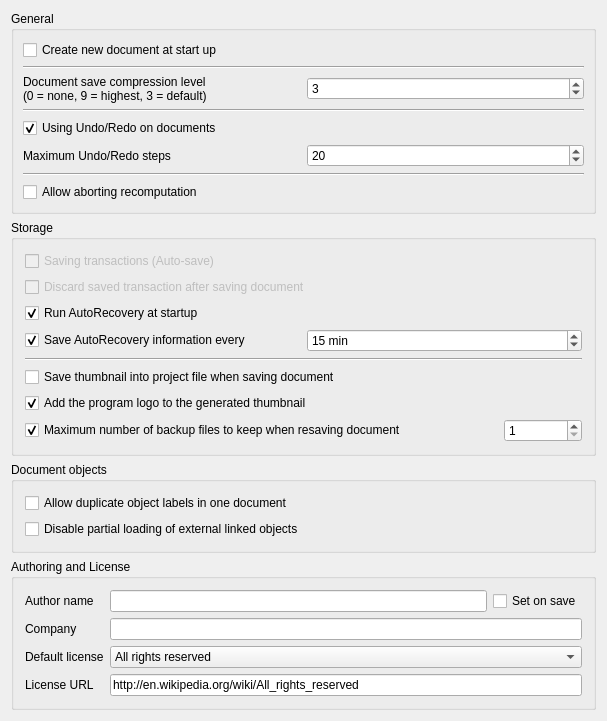
Before: the Qt Designer form src/Gui/DlgSettingsDocument.ui in berndhahnebach/All_FreeCAD, drawn with Qt 5.
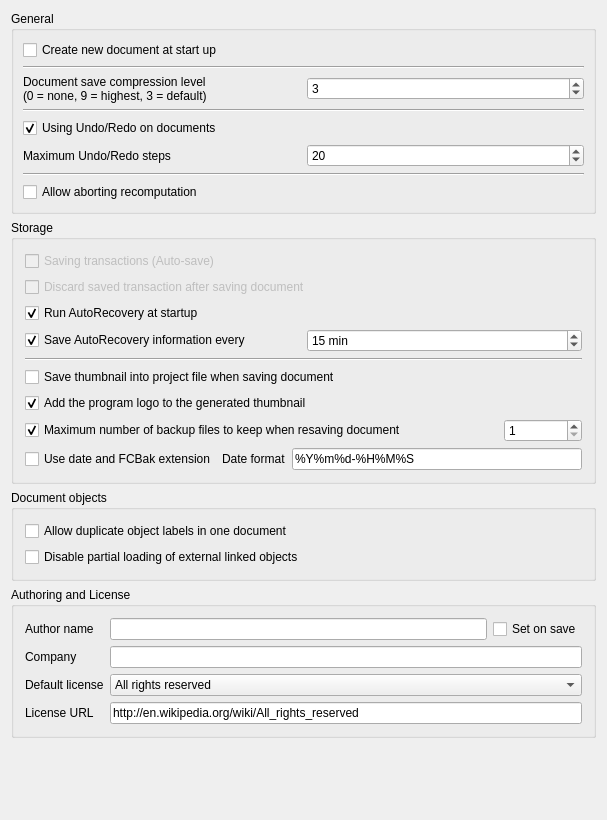
After: the same form once the commit is applied. Custom widgets are drawn as their Qt base class.

What changed in the file:
```diff
--- a/src/Gui/DlgSettingsDocument.ui
+++ b/src/Gui/DlgSettingsDocument.ui
@@ -7,7 +7,7 @@
     <x>0</x>
     <y>0</y>
     <width>607</width>
-    <height>720</height>
+    <height>820</height>
    </rect>
   </property>
   <property name="windowTitle">
@@ -387,6 +387,58 @@
         </item>
        </layout>
       </item>
+      <item row="8" column="0">
+       <layout class="QHBoxLayout">
+        <property name="spacing">
+         <number>6</number>
+        </property>
+        <property name="leftMargin">
+         <number>0</number>
+        </property>
+        <property name="topMargin">
+         <number>0</number>
+        </property>
+        <property name="rightMargin">
+         <number>0</number>
+        </property>
+        <property name="bottomMargin">
+         <number>0</number>
+        </property>
+        <item>
+         <widget class="Gui::PrefCheckBox" name="prefSaveBackupExtension">
+          <property name="text">
+           <string>Use date and FCBak extension</string>
+          </property>
+          <property name="prefEntry" stdset="0">
+           <cstring>UseFCBakExtension</cstring>
+          </property>
+          <property name="prefPath" stdset="0">
+           <cstring>Document</cstring>
+          </property>
+         </widget>
+        </item>
+        <item>
+         <widget class="QLabel" name="label_5">
+          <property name="text">
+           <string>Date format</string>
+          </property>
+         </widget>
+        </item>
+        <item>
+         <widget class="Gui::PrefLineEdit" name="prefSaveBackupDateFormat">
+          <property name="text">
+           <string notr="true">%Y%m%d-%H%M%S</string>
+          </property>
+          <property name="prefEntry" stdset="0">
+           <cstring>SaveBackupDateFormat</cstring>
+          </property>
+          <property name="prefPath" stdset="0">
+           <cstring>Document</cstring>
+          </property>
+         </widget>
+        </item>
+       </layout>
+      </item>
       <item row="6" column="0">
        <widget class="Gui::PrefCheckBox" name="prefAddLogo">
         <property name="toolTip">
```
Left out of the diff: 92 changed lines with no effect on the pictures.
